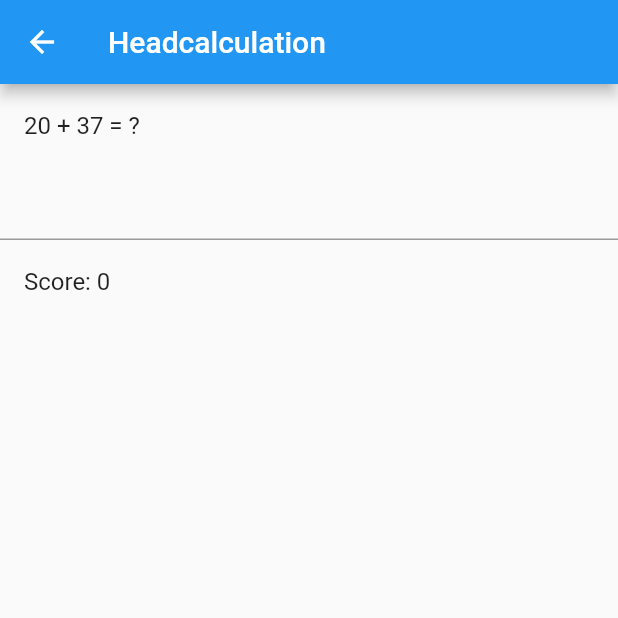
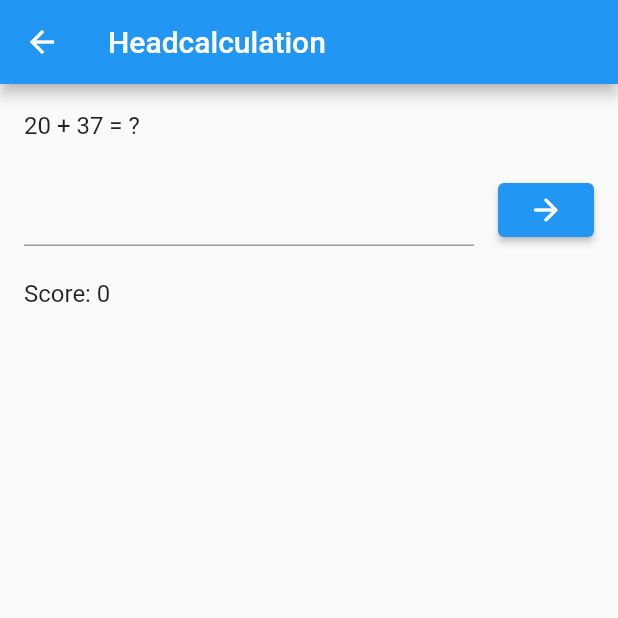
Before and after one commit to fkropfhamer/brainjogging, a Flutter app: the Headcalculation screen opened by its route, on a phone screen of 412 x 824 dp, the top half of it. Run offline on Flutter 3.47's test engine with Material 2 defaults, Android fonts, the phone set to English and light mode, and no system bars.

Commit message:
added submit button.

```diff
--- a/lib/headcalculation.dart
+++ b/lib/headcalculation.dart
@@ -28,13 +28,17 @@ class _HeadcalculationState extends State<Headcalculation> {
   }
 
   void checkInput() {
+    try {
       if (int.parse(_inputController.text) == _rightResult) {
         generateTask();
         setState(() {
           _score = _score + 1;
         });
       }
+    } finally {
       _inputController.clear();
+    }
+
   }
 
   @override
@@ -42,11 +46,19 @@ class _HeadcalculationState extends State<Headcalculation> {
     return Scaffold(
       appBar: AppBar( title: const Text("Headcalculation"),),
       body: ListView( children: [
-        ListTile(title: Text(_task),),
-        TextField(
+        ListTile(
+          title: Text(_task),
+        ),
+        ListTile(
+          title: TextField(
             keyboardType: TextInputType.number,
             onSubmitted: (value) => checkInput(),
             controller: _inputController,
+          ),
+          trailing: ElevatedButton(
+            onPressed: () => checkInput(),
+            child: const Icon(Icons.arrow_forward_rounded),
+          ),
         ),
         ListTile(title: Text('Score: $_score'),)
       ],),
```
Lines whose indentation alone changed are shown as unchanged.
